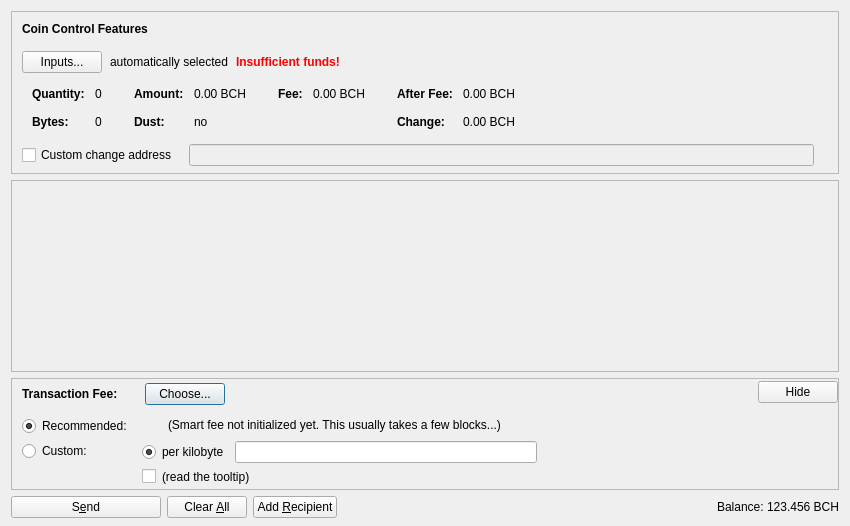
Qt form src/qt/forms/sendcoinsdialog.ui (bitfinitechain/bitfinite-core) before a commit.
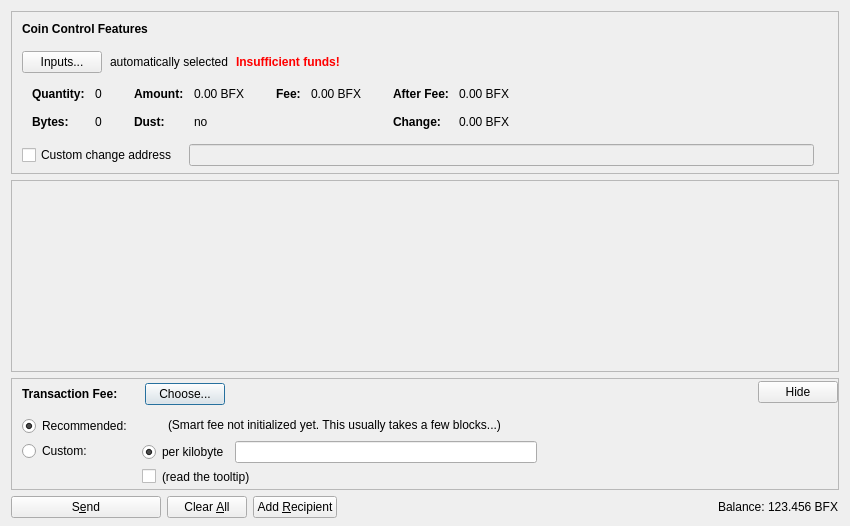
The same form after that commit. Icons and pictures are not drawn. Custom widgets are drawn as their Qt base class.

```diff
--- a/src/qt/forms/sendcoinsdialog.ui
+++ b/src/qt/forms/sendcoinsdialog.ui
@@ -324,7 +324,7 @@
                   <enum>Qt::ActionsContextMenu</enum>
                  </property>
                  <property name="text">
-                  <string notr="true">0.00 BCH</string>
+                  <string notr="true">0.00 BFX</string>
                  </property>
                  <property name="textInteractionFlags">
                   <set>Qt::LinksAccessibleByMouse|Qt::TextSelectableByKeyboard|Qt::TextSelectableByMouse</set>
@@ -404,7 +404,7 @@
                   <enum>Qt::ActionsContextMenu</enum>
                  </property>
                  <property name="text">
-                  <string notr="true">0.00 BCH</string>
+                  <string notr="true">0.00 BFX</string>
                  </property>
                  <property name="textInteractionFlags">
                   <set>Qt::LinksAccessibleByMouse|Qt::TextSelectableByKeyboard|Qt::TextSelectableByMouse</set>
@@ -455,7 +455,7 @@
                   <enum>Qt::ActionsContextMenu</enum>
                  </property>
                  <property name="text">
-                  <string notr="true">0.00 BCH</string>
+                  <string notr="true">0.00 BFX</string>
                  </property>
                  <property name="textInteractionFlags">
                   <set>Qt::LinksAccessibleByMouse|Qt::TextSelectableByKeyboard|Qt::TextSelectableByMouse</set>
@@ -484,7 +484,7 @@
                   <enum>Qt::ActionsContextMenu</enum>
                  </property>
                  <property name="text">
-                  <string notr="true">0.00 BCH</string>
+                  <string notr="true">0.00 BFX</string>
                  </property>
                  <property name="textInteractionFlags">
                   <set>Qt::LinksAccessibleByMouse|Qt::TextSelectableByKeyboard|Qt::TextSelectableByMouse</set>
@@ -1162,7 +1162,7 @@
           <cursorShape>IBeamCursor</cursorShape>
          </property>
          <property name="text">
-          <string notr="true">123.456 BCH</string>
+          <string notr="true">123.456 BFX</string>
          </property>
          <property name="textInteractionFlags">
           <set>Qt::LinksAccessibleByMouse|Qt::TextSelectableByKeyboard|Qt::TextSelectableByMouse</set>
```
